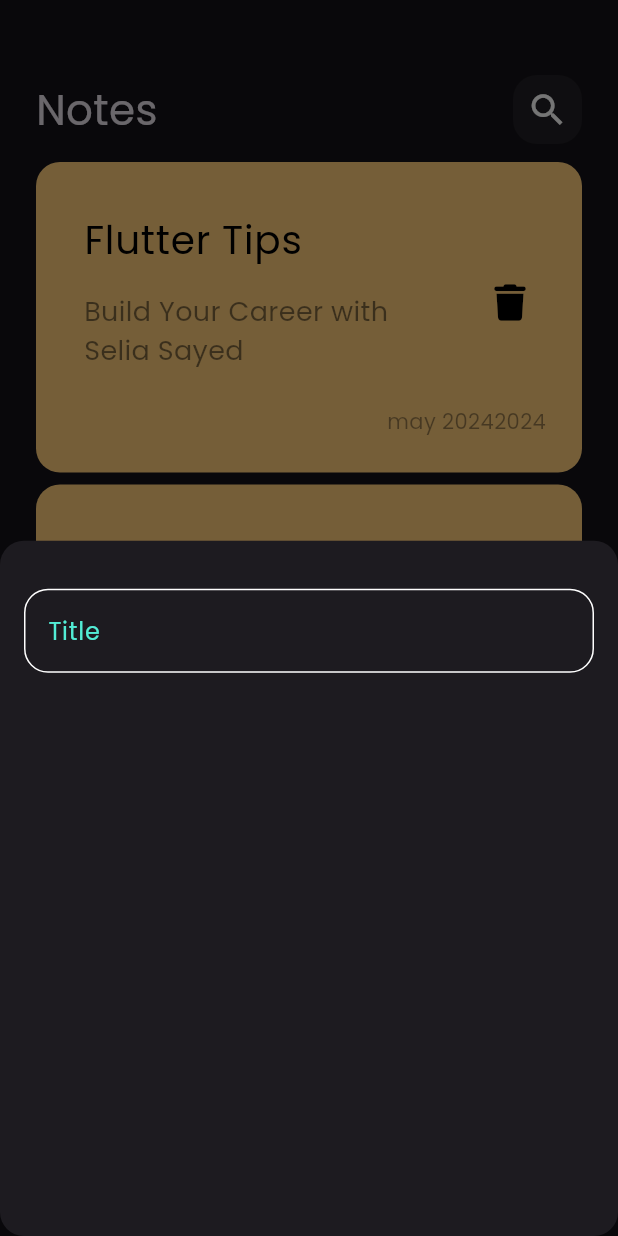
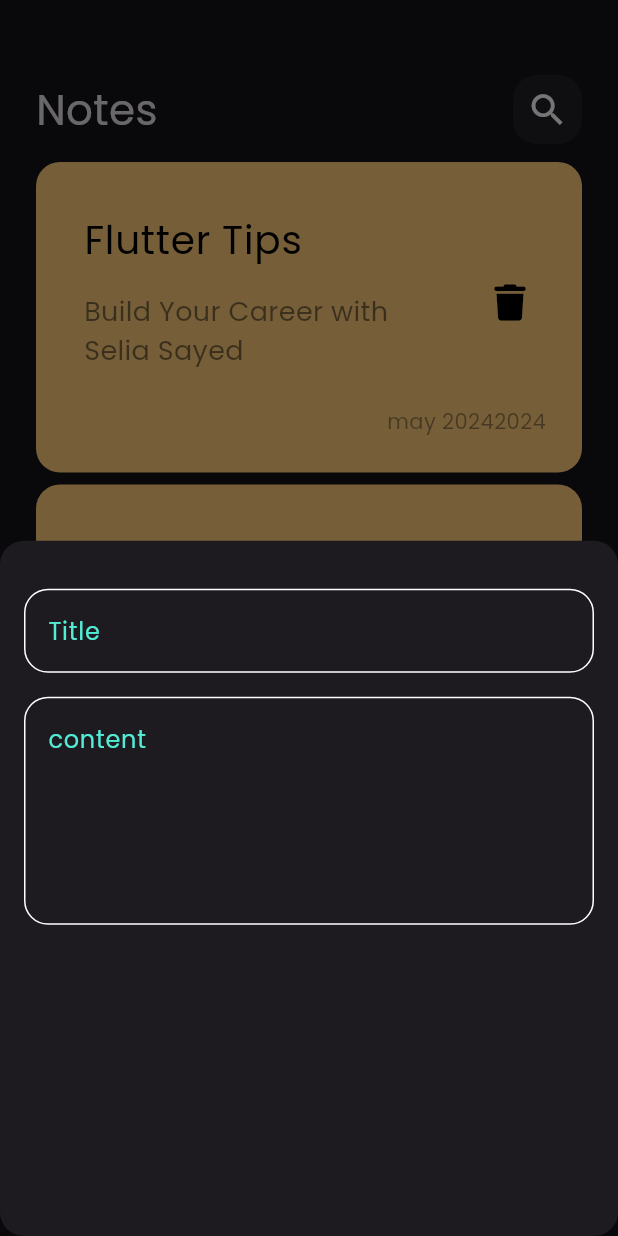
Before and after one commit to engsayed74/notes_app, a Flutter app: the screen it shows after launch, after a tap on the "add" icon, on a phone screen of 412 x 824 dp. Run offline on Flutter 3.47's test engine with Material 3 defaults, Android fonts, the phone set to English and light mode, and no system bars; our stand-ins replace font_awesome_flutter.

Commit message:
add field to bottob sheet

```diff
--- a/lib/views/widgets/add_note_bottom_sheet.dart
+++ b/lib/views/widgets/add_note_bottom_sheet.dart
@@ -6,14 +6,23 @@ class AddNoteBottomSheet extends StatelessWidget {
 
   @override
   Widget build(BuildContext context) {
-    return  Padding(
-      padding: const EdgeInsets.symmetric(horizontal: 16),
+    return const Padding(
+      padding:  EdgeInsets.symmetric(horizontal: 16),
       child: Column(
         children: [
           SizedBox(
             height: 32,
           ),
-          CustomTextField()
+          CustomTextField(
+            hint: 'Title',
+          ),
+          SizedBox(
+            height: 16,
+          ),
+          CustomTextField(
+            hint: 'content',
+            maxLines: 5,
+          ),
         ],
       ),
     );
--- a/lib/views/widgets/cusom_text_field.dart
+++ b/lib/views/widgets/cusom_text_field.dart
@@ -2,14 +2,19 @@ import 'package:flutter/material.dart';
 import 'package:notes_app/constants.dart';
 
 class CustomTextField extends StatelessWidget {
-  const CustomTextField({super.key});
+  const CustomTextField({super.key,required this.hint, this.maxLines=1});
+
+  final String hint;
+  final int maxLines;
 
   @override
   Widget build(BuildContext context) {
     return  TextField(
+      maxLines: maxLines,
       cursorColor: kPrimaryColor,
       decoration: InputDecoration(
-        hintText: 'Title',
+
+        hintText: hint,
         hintStyle: TextStyle(color: kPrimaryColor),
         border: buildBorder(),
         enabledBorder: buildBorder(),
```
